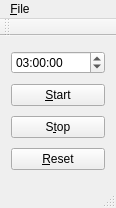
Old version of the form Timer/mainwindow.ui in the repository edvelezg/viper-sugui.
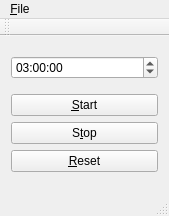
New version of the form.

```diff
--- a/Timer/mainwindow.ui
+++ b/Timer/mainwindow.ui
@@ -6,8 +6,8 @@
    <rect>
     <x>0</x>
     <y>0</y>
-    <width>116</width>
-    <height>208</height>
+    <width>169</width>
+    <height>216</height>
    </rect>
   </property>
   <property name="windowTitle">
@@ -43,26 +43,30 @@
      </widget>
     </item>
     <item row="1" column="0">
+     <layout class="QVBoxLayout" name="verticalLayout">
+      <item>
      <widget class="QPushButton" name="btnStart">
       <property name="text">
        <string>&amp;Start</string>
       </property>
      </widget>
     </item>
-    <item row="4" column="0">
-     <widget class="QPushButton" name="btnReset">
-      <property name="text">
-       <string>&amp;Reset</string>
-      </property>
-     </widget>
-    </item>
-    <item row="2" column="0">
+      <item>
      <widget class="QPushButton" name="btnStop">
       <property name="text">
        <string>S&amp;top</string>
       </property>
      </widget>
     </item>
+      <item>
+       <widget class="QPushButton" name="btnReset">
+        <property name="text">
+         <string>&amp;Reset</string>
+        </property>
+       </widget>
+      </item>
+     </layout>
+    </item>
    </layout>
   </widget>
   <widget class="QMenuBar" name="menuBar">
@@ -70,7 +74,7 @@
     <rect>
      <x>0</x>
      <y>0</y>
-     <width>116</width>
+     <width>169</width>
      <height>22</height>
     </rect>
    </property>
```
Left out of the diff: 2 changed lines with no effect on the pictures. Lines whose indentation alone changed are shown as unchanged.
